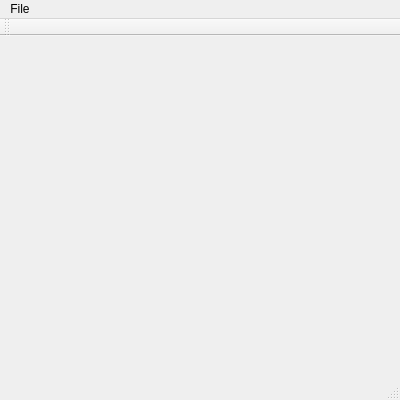
Qt form PovDrawrer/MainWindow.ui (ductape/POV-Drawrer) before a commit.
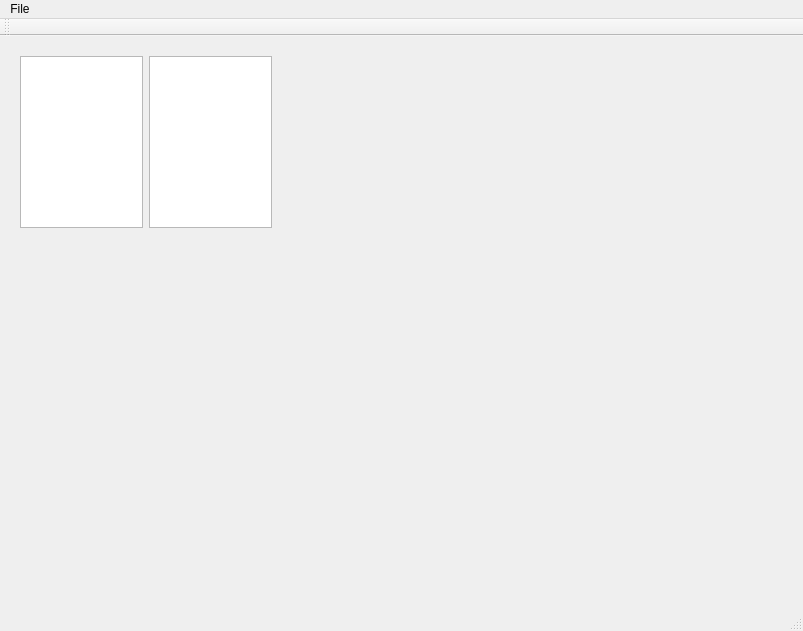
The same form after that commit.

Commit message: Fixed formatting to show whole app.

```diff
--- a/PovDrawrer/MainWindow.ui
+++ b/PovDrawrer/MainWindow.ui
@@ -6,10 +6,16 @@
    <rect>
     <x>0</x>
     <y>0</y>
-    <width>400</width>
-    <height>400</height>
+    <width>803</width>
+    <height>631</height>
    </rect>
   </property>
+  <property name="sizePolicy">
+   <sizepolicy hsizetype="Expanding" vsizetype="Expanding">
+    <horstretch>0</horstretch>
+    <verstretch>0</verstretch>
+   </sizepolicy>
+  </property>
   <property name="minimumSize">
    <size>
     <width>400</width>
@@ -19,13 +25,61 @@
   <property name="windowTitle">
    <string>MainWindow</string>
   </property>
-  <widget class="QWidget" name="centralWidget"/>
+  <widget class="QWidget" name="centralWidget">
+   <property name="sizePolicy">
+    <sizepolicy hsizetype="Expanding" vsizetype="Expanding">
+     <horstretch>0</horstretch>
+     <verstretch>0</verstretch>
+    </sizepolicy>
+   </property>
+   <widget class="QWidget" name="horizontalLayoutWidget">
+    <property name="geometry">
+     <rect>
+      <x>9</x>
+      <y>9</y>
+      <width>274</width>
+      <height>194</height>
+     </rect>
+    </property>
+    <layout class="QHBoxLayout" name="horizontalLayout">
+     <property name="sizeConstraint">
+      <enum>QLayout::SetMinimumSize</enum>
+     </property>
+     <item>
+      <widget class="QGraphicsView" name="graphicsView"/>
+     </item>
+     <item>
+      <layout class="QFormLayout" name="formLayout">
+       <property name="fieldGrowthPolicy">
+        <enum>QFormLayout::AllNonFixedFieldsGrow</enum>
+       </property>
+      </layout>
+     </item>
+     <item>
+      <widget class="QTextEdit" name="textEdit">
+       <property name="sizePolicy">
+        <sizepolicy hsizetype="MinimumExpanding" vsizetype="Expanding">
+         <horstretch>0</horstretch>
+         <verstretch>0</verstretch>
+        </sizepolicy>
+       </property>
+       <property name="minimumSize">
+        <size>
+         <width>80</width>
+         <height>0</height>
+        </size>
+       </property>
+      </widget>
+     </item>
+    </layout>
+   </widget>
+  </widget>
   <widget class="QMenuBar" name="menuBar">
    <property name="geometry">
     <rect>
      <x>0</x>
      <y>0</y>
-     <width>400</width>
+     <width>803</width>
      <height>21</height>
     </rect>
    </property>
```
The commit also changes 1 other file.
